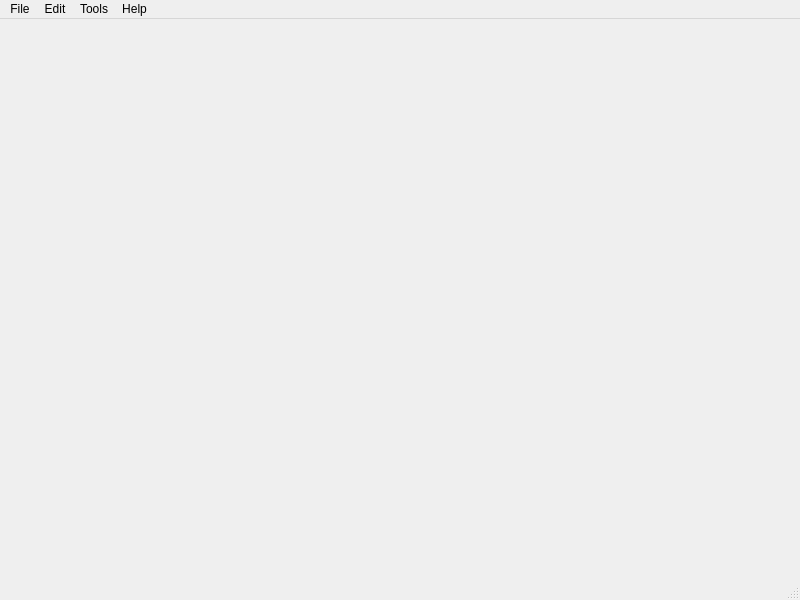
Before: the Qt Designer form BinCQliteManager/mainwindow.ui in stescobedo92/BinaryCoffeSQLite, drawn with Qt 5.
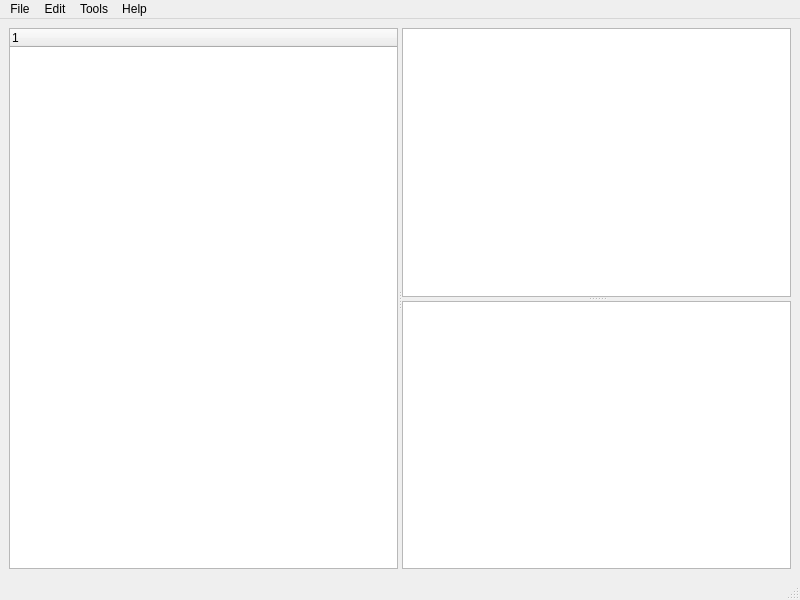
After: the same form once the commit is applied.

Diff of the .ui file:
```diff
--- a/BinCQliteManager/mainwindow.ui
+++ b/BinCQliteManager/mainwindow.ui
@@ -13,7 +13,31 @@
   <property name="windowTitle">
    <string>MainWindow</string>
   </property>
-  <widget class="QWidget" name="centralwidget"/>
+  <widget class="QWidget" name="centralwidget">
+   <layout class="QGridLayout" name="gridLayout">
+    <item row="0" column="0">
+     <widget class="QSplitter" name="splitter_2">
+      <property name="orientation">
+       <enum>Qt::Horizontal</enum>
+      </property>
+      <widget class="QTreeWidget" name="treeWidget">
+       <column>
+        <property name="text">
+         <string notr="true">1</string>
+        </property>
+       </column>
+      </widget>
+      <widget class="QSplitter" name="splitter">
+       <property name="orientation">
+        <enum>Qt::Vertical</enum>
+       </property>
+       <widget class="QTextEdit" name="textEdit"/>
+       <widget class="QTableView" name="tableView"/>
+      </widget>
+     </widget>
+    </item>
+   </layout>
+  </widget>
   <widget class="QMenuBar" name="menubar">
    <property name="geometry">
     <rect>
```
